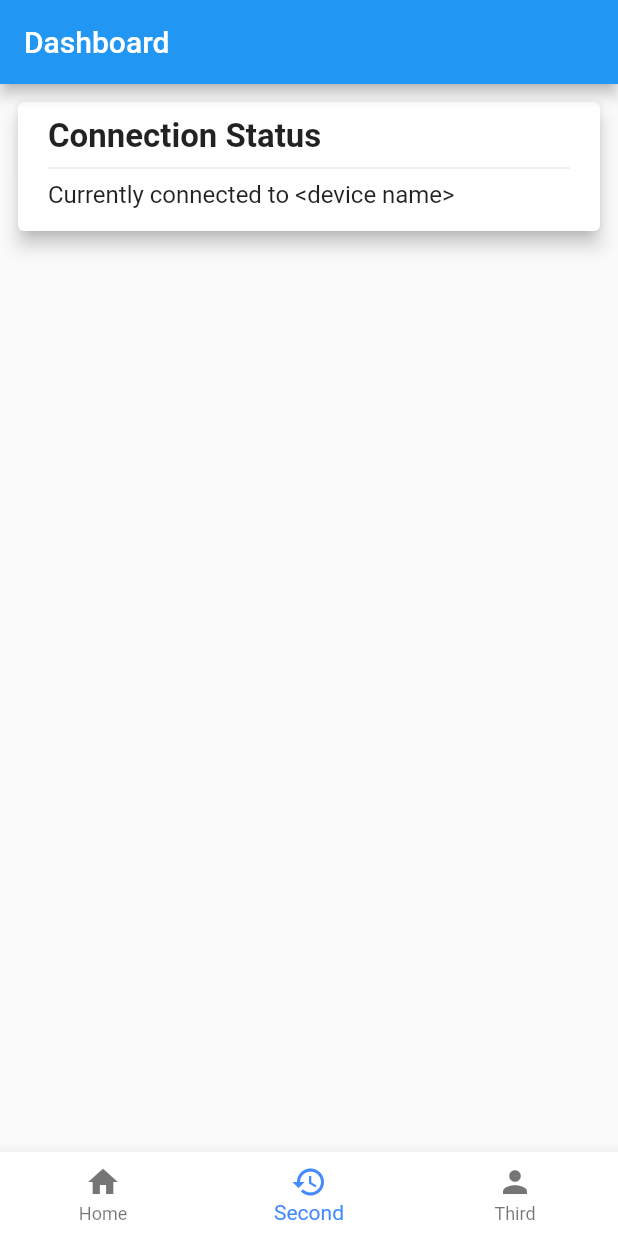
After one commit to Team-Joker-JU/app, a Flutter app: the screen it shows after launch, item 2 of the bottom bar chosen, on a phone screen of 412 x 824 dp. The commit adds this screen. Run offline on Flutter 3.47's test engine with Material 2 defaults, Android fonts, the phone set to English and light mode, and no system bars; our stand-ins replace flutter_blue, flutter_staggered_animations, stacked.

Commit message:
simple ui for Dashboard created, mower-controller files added

```diff
--- a/lib/main.dart
+++ b/lib/main.dart
@@ -1,5 +1,5 @@
 import 'package:flutter/material.dart';
-import 'package:ims/src/app/views/bluetooth/bluetooth_view.dart';
+import 'src/app/views/nav/nav_view.dart';
 
 void main() {
   runApp(MyApp());
@@ -23,7 +23,7 @@ class MyApp extends StatelessWidget {
         // is not restarted.
         primarySwatch: Colors.blue,
       ),
-      home: BluetoothView(),
+      home: NavView(),
     );
   }
 }
--- /dev/null
+++ b/lib/src/app/view-models/dashboard/dashboard_view_model.dart
@@ -0,0 +1,9 @@
+import 'package:stacked/stacked.dart';
+
+class DashboardViewModel extends BaseViewModel {
+
+  //In the future we may want to initialize things within the dashboard view
+  Future<void> initialize() async {
+    // TODO: implement initialize
+  }
+}
--- /dev/null
+++ b/lib/src/app/view-models/mower_controller/mower_controller_view_model.dart
@@ -0,0 +1,7 @@
+import 'package:stacked/stacked.dart';
+
+class MowerControllerViewModel extends BaseViewModel {
+  Future<void> initialize(){
+    // TODO: Implement initialize functionality
+  }
+}
--- /dev/null
+++ b/lib/src/app/views/dashboard/dashboard_view.dart
@@ -0,0 +1,60 @@
+import 'package:flutter/material.dart';
+import 'package:ims/src/app/view-models/dashboard/dashboard_view_model.dart';
+import 'package:stacked/stacked.dart';
+
+class DashboardView extends ViewModelBuilderWidget<DashboardViewModel>{
+  @override
+  bool get reactive => true;
+
+  @override
+  bool get createNewModelOnInsert => true;
+
+  @override
+  bool get disposeViewModel => true;
+
+  @override
+  DashboardViewModel viewModelBuilder(BuildContext context) {
+    return DashboardViewModel();
+  }
+
+  @override
+  Widget builder(BuildContext context, DashboardViewModel viewModel, Widget child) {
+    return  Scaffold(
+      appBar: AppBar(
+        title: Text('Dashboard'),
+      ),
+      body: Column(
+        children: [
+          Padding(
+            padding: const EdgeInsets.all(8.0),
+            child: Card(
+              elevation: 5,
+              child: Padding(
+                padding: const EdgeInsets.fromLTRB(20, 10, 20, 15),
+                child: Column(
+                  crossAxisAlignment: CrossAxisAlignment.stretch,
+                  children: [
+                    Text(
+                      'Connection Status',
+                      style: TextStyle(
+                        fontSize: 22.0,
+                        fontWeight: FontWeight.bold,
+                      ),
+                    ),
+                    Divider(height: 16.0,),
+                    Text(
+                      'Currently connected to <device name>',
+                      style: TextStyle(
+                        fontSize: 16.0,
+                      ),
+                    ),
+                  ],
+                ),
+              ),
+            ),
+          ),
+        ],
+      ),
+    );
+  }
+}
--- /dev/null
+++ b/lib/src/app/views/mower_controller/mower_controller_view.dart
@@ -0,0 +1,35 @@
+import 'package:flutter/material.dart';
+import 'package:ims/src/app/view-models/mower_controller/mower_controller_view_model.dart';
+import 'package:stacked/stacked.dart';
+
+class MowerControllerView extends ViewModelBuilderWidget<MowerControllerViewModel>{
+  @override
+  bool get reactive => true;
+
+  @override
+  bool get createNewModelOnInsert => true;
+
+  @override
+  bool get disposeViewModel => true;
+
+  @override
+  void onViewModelReady(MowerControllerViewModel viewModel) {
+    super.onViewModelReady(viewModel);
+  }
+
+  @override
+  MowerControllerViewModel viewModelBuilder(BuildContext context) {
+    // TODO: implement viewModelBuilder
+    return MowerControllerViewModel();
+  }
+
+  @override
+  Widget builder(BuildContext context, MowerControllerViewModel viewModel, Widget child) {
+    // TODO: implement builder
+    return Scaffold(
+      appBar: AppBar(
+        title: Text("Mower controller view"),
+      ),
+    );
+  }
+}
--- a/lib/src/app/views/nav/nav_view.dart
+++ b/lib/src/app/views/nav/nav_view.dart
@@ -1,5 +1,9 @@
 import 'package:flutter/material.dart';
+import 'package:ims/src/app/views/dashboard/dashboard_view.dart';
+import 'package:ims/src/app/views/mower_controller/mower_controller_view.dart';
 import 'package:stacked/stacked.dart';
+
+import '../bluetooth/bluetooth_view.dart';
 
 class NavView extends ViewModelBuilderWidget<IndexTrackingViewModel> {
   @override
@@ -13,8 +17,8 @@ class NavView extends ViewModelBuilderWidget<IndexTrackingViewModel> {
           boxShadow: [BoxShadow(color: Colors.black)],
         ),
         child: BottomNavigationBar(
-          selectedItemColor: Colors.red,
-          backgroundColor: Colors.black,
+          selectedItemColor: Colors.blueAccent,
+          backgroundColor: Colors.white,
           currentIndex: viewModel.currentIndex,
           onTap: viewModel.setIndex,
           items: [
@@ -44,11 +48,11 @@ class NavView extends ViewModelBuilderWidget<IndexTrackingViewModel> {
   Widget getViewForIndex(int index) {
     switch (index) {
       case 0:
-        return this;
+        return BluetoothView();
       case 1:
-        return this;
+        return DashboardView();
       case 2:
-        return this;
+        return MowerControllerView();
     }
   }
 }
```
Also changed, not shown: lib/src/app/views/mower_controller/components/joystick_controller.dart (added).
